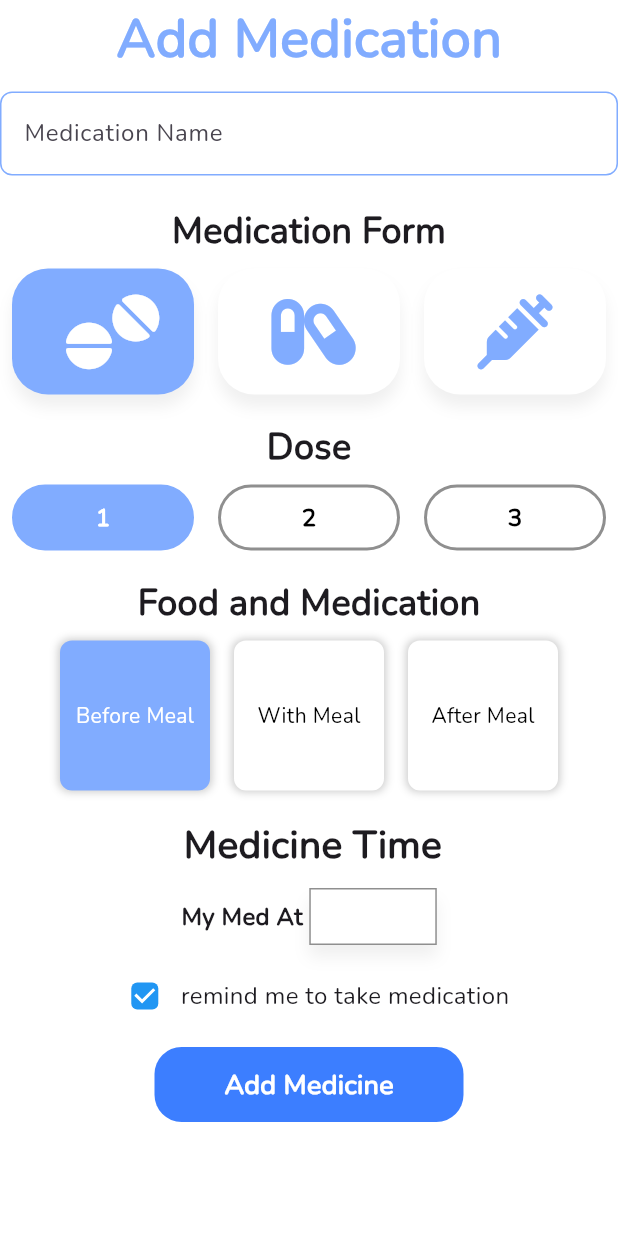
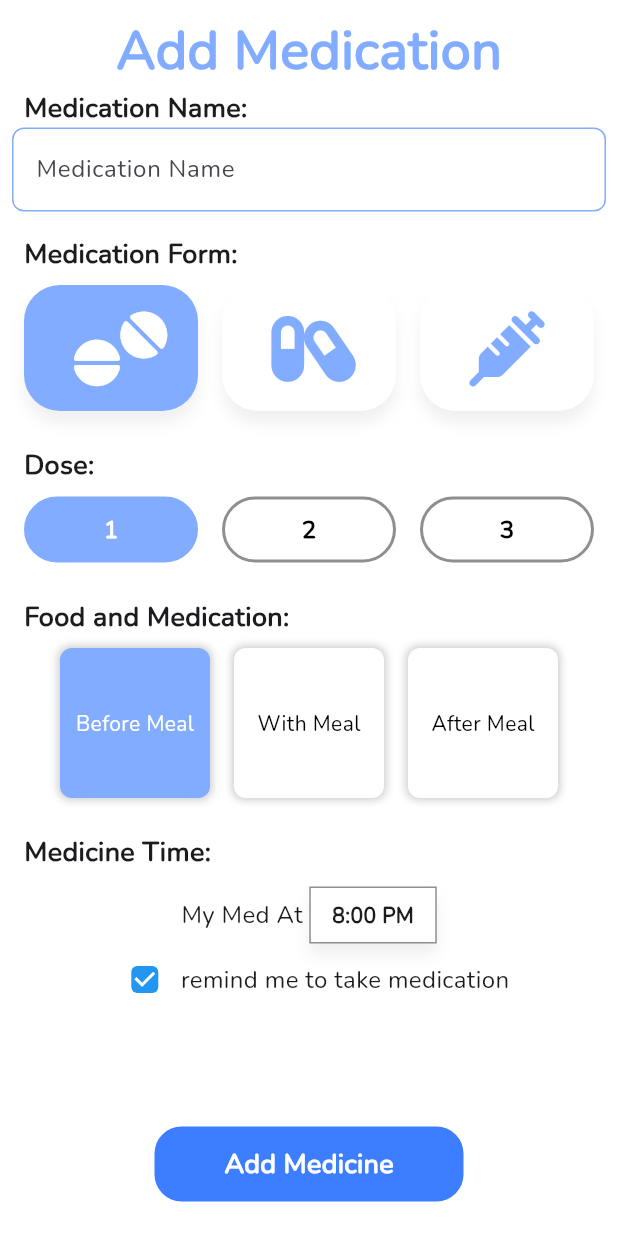
Before and after one commit to Mina176/Pill-Reminder, a Flutter app: the screen it shows after launch, on a phone screen of 412 x 824 dp. Run offline on Flutter 3.47's test engine with Material 3 defaults, Android fonts, the phone set to English and light mode, and no system bars; our stand-ins replace font_awesome_flutter.

Commit message:
finish add med ui

```diff
--- a/lib/constants.dart
+++ b/lib/constants.dart
@@ -5,3 +5,8 @@ const kDisabledColor = Color.fromARGB(255, 143, 143, 143);
 const kPrimaryColor = Color(0xFF81ACFF);
 
 const kBtnColor = Color(0xFF3C7EFF);
+
+const kTitleStyle =
+    TextStyle(color: kPrimaryColor, fontSize: 36, fontWeight: FontWeight.w900);
+
+const kSubTitleStyle = TextStyle(fontSize: 18, fontWeight: FontWeight.w700);
--- a/lib/views/addDoseVew/add_dose_view.dart
+++ b/lib/views/addDoseVew/add_dose_view.dart
@@ -10,7 +10,10 @@ class AddDoseView extends StatelessWidget {
     return Scaffold(
       backgroundColor: Colors.white,
       body: SafeArea(
-        child: AddDoseBody(),
+        child: Padding(
+          padding: const EdgeInsets.all(8.0),
+          child: AddDoseBody(),
+        ),
       ),
     );
   }
--- a/lib/views/addDoseVew/widgets/add_dose_body.dart
+++ b/lib/views/addDoseVew/widgets/add_dose_body.dart
@@ -1,10 +1,12 @@
 import 'package:flutter/cupertino.dart';
 import 'package:flutter/material.dart';
 import 'package:pill_reminder/views/addDoseVew/widgets/med_dose_select_section.dart';
+import '../../../constants.dart';
 import 'add_med_name_section.dart';
 import 'add_pill_btn.dart';
 import 'add_pill_time.dart';
 import 'food_and_med_section.dart';
+import 'med_name_text_field.dart';
 import 'med_type_select_section.dart';
 import 'remind_me_section.dart';
 
@@ -27,11 +29,12 @@ class _AddDoseBodyState extends State<AddDoseBody> {
   Widget build(BuildContext context) {
     return Column(
       children: [
+        Text('Add Medication', style: kTitleStyle),
         AddMedNameSection(),
         SizedBox(
-          height: 20,
+          height: 15,
         ),
-        MedTypeSection(
+        MedFormSection(
           selectedindex: selectedType,
           onChanged: (value) {
             setState(() {
@@ -40,7 +43,7 @@ class _AddDoseBodyState extends State<AddDoseBody> {
           },
         ),
         SizedBox(
-          height: 10,
+          height: 15,
         ),
         DoseSection(
           selectedindex: selectedDose,
@@ -51,7 +54,7 @@ class _AddDoseBodyState extends State<AddDoseBody> {
           },
         ),
         SizedBox(
-          height: 10,
+          height: 15,
         ),
         FoodAndMedSection(
           selectedindex: selectedFood,
@@ -62,13 +65,12 @@ class _AddDoseBodyState extends State<AddDoseBody> {
           },
         ),
         SizedBox(
-          height: 10,
+          height: 15,
         ),
-        AddPillTime(
+        MedTime(
           onTap: showTimePicker,
           displayedTime: formattedTime,
         ),
-        SizedBox(height: 10),
         RemindMeSection(
           value: remind!,
           onChanged: (value) {
@@ -77,10 +79,12 @@ class _AddDoseBodyState extends State<AddDoseBody> {
             });
           },
         ),
-        SizedBox(height: 10),
+        Spacer(),
         CustomBtn(
           label: 'Add Medicine',
         ),
+        SizedBox(height: 15),
+
       ],
     );
   }
@@ -136,7 +140,7 @@ class _AddDoseBodyState extends State<AddDoseBody> {
   }
 
   String get formattedTime {
-    if (selectedTime == null) return "";
+    if (selectedTime == null) return "8:00 PM";
     final hour = selectedTime!.hourOfPeriod.toString().padLeft(2, '0');
     final minute = selectedTime!.minute.toString().padLeft(2, '0');
     final period = selectedTime!.period == DayPeriod.am ? "AM" : "PM";
--- a/lib/views/addDoseVew/widgets/add_med_name_section.dart
+++ b/lib/views/addDoseVew/widgets/add_med_name_section.dart
@@ -9,14 +9,14 @@ class AddMedNameSection extends StatelessWidget {
   @override
   Widget build(BuildContext context) {
     return Column(
+      crossAxisAlignment: CrossAxisAlignment.start,
       children: [
-        Text(
-          'Add Medication',
-          style: TextStyle(
-              color: kPrimaryColor, fontSize: 36, fontWeight: FontWeight.w900),
-        ),
-        SizedBox(
-          height: 10,
+        Padding(
+          padding: const EdgeInsets.only(left: 8),
+          child: Text(
+            'Medication Name:',
+            style: kSubTitleStyle,
+          ),
         ),
         MedNameTextField(),
       ],
--- a/lib/views/addDoseVew/widgets/add_pill_time.dart
+++ b/lib/views/addDoseVew/widgets/add_pill_time.dart
@@ -2,29 +2,18 @@ import 'package:flutter/material.dart';
 
 import '../../../constants.dart';
 
-class AddPillTime extends StatelessWidget {
-  const AddPillTime(
-      {super.key, required this.onTap, required this.displayedTime});
+class MedTime extends StatelessWidget {
+  const MedTime({super.key, required this.onTap, required this.displayedTime});
   final VoidCallback onTap;
   final String displayedTime;
   @override
   Widget build(BuildContext context) {
     return Column(
+      crossAxisAlignment: CrossAxisAlignment.start,
       children: [
-        Row(
-          mainAxisAlignment: MainAxisAlignment.center,
-          children: [
-            SizedBox(
-              width: 5,
-            ),
-            Text(
-              'Medicine Time',
-              style: TextStyle(
-                fontSize: 26,
-                fontWeight: FontWeight.w900,
-              ),
-            ),
-          ],
+        Padding(
+          padding: const EdgeInsets.only(left: 8),
+          child: Text('Medicine Time:', style: kSubTitleStyle),
         ),
         SizedBox(
           height: 10,
@@ -36,7 +25,7 @@ class AddPillTime extends StatelessWidget {
             children: [
               Text(
                 'My Med At ',
-                style: TextStyle(fontSize: 16, fontWeight: FontWeight.w900),
+                style: TextStyle(fontSize: 16, fontWeight: FontWeight.w500),
               ),
               Container(
                 width: 85,
--- a/lib/views/addDoseVew/widgets/food_and_med_section.dart
+++ b/lib/views/addDoseVew/widgets/food_and_med_section.dart
@@ -15,10 +15,11 @@ class FoodAndMedSection extends StatelessWidget {
   @override
   Widget build(BuildContext context) {
     return Column(
+      crossAxisAlignment: CrossAxisAlignment.start,
       children: [
-        Text(
-          'Food and Medication',
-          style: TextStyle(fontSize: 24, fontWeight: FontWeight.w900),
+        Padding(
+          padding: const EdgeInsets.only(left: 8),
+          child: Text('Food and Medication:', style: kSubTitleStyle),
         ),
         Row(
           mainAxisAlignment: MainAxisAlignment.center,
@@ -70,7 +71,7 @@ class FoodCard extends StatelessWidget {
               text,
               style: TextStyle(
                   color: isSelected ? Colors.white : Colors.black,
-                  fontWeight: FontWeight.w500),
+                  fontWeight: FontWeight.w400),
             ),
           ),
         ),
--- a/lib/views/addDoseVew/widgets/med_dose_select_section.dart
+++ b/lib/views/addDoseVew/widgets/med_dose_select_section.dart
@@ -1,4 +1,5 @@
 import 'package:flutter/material.dart';
+import 'package:pill_reminder/constants.dart';
 import 'package:pill_reminder/views/addDoseVew/widgets/dose_count_item.dart';
 
 class DoseSection extends StatelessWidget {
@@ -14,10 +15,11 @@ class DoseSection extends StatelessWidget {
   @override
   Widget build(BuildContext context) {
     return Column(
+      crossAxisAlignment: CrossAxisAlignment.start,
       children: [
-        Text(
-          'Dose',
-          style: TextStyle(fontSize: 24, fontWeight: FontWeight.w900),
+        Padding(
+          padding: const EdgeInsets.only(left: 8),
+          child: Text('Dose:', style: kSubTitleStyle),
         ),
         SizedBox(
           height: 60,
--- a/lib/views/addDoseVew/widgets/med_type_select_section.dart
+++ b/lib/views/addDoseVew/widgets/med_type_select_section.dart
@@ -3,8 +3,8 @@ import 'package:font_awesome_flutter/font_awesome_flutter.dart';
 import 'package:pill_reminder/constants.dart';
 import 'package:pill_reminder/views/addDoseVew/widgets/med_type_card.dart';
 
-class MedTypeSection extends StatelessWidget {
-  const MedTypeSection(
+class MedFormSection extends StatelessWidget {
+  const MedFormSection(
       {super.key, required this.selectedindex, required this.onChanged});
 
   final int selectedindex;
@@ -18,10 +18,14 @@ class MedTypeSection extends StatelessWidget {
       FontAwesomeIcons.syringe,
     ];
     return Column(
+      crossAxisAlignment: CrossAxisAlignment.start,
       children: [
-        Text(
-          'Medication Form',
-          style: TextStyle(fontSize: 24, fontWeight: FontWeight.w900),
+        Padding(
+          padding: const EdgeInsets.only(left: 8.0),
+          child: Text(
+            'Medication Form:',
+            style: kSubTitleStyle,
+          ),
         ),
         SizedBox(
             height: 100,
```
